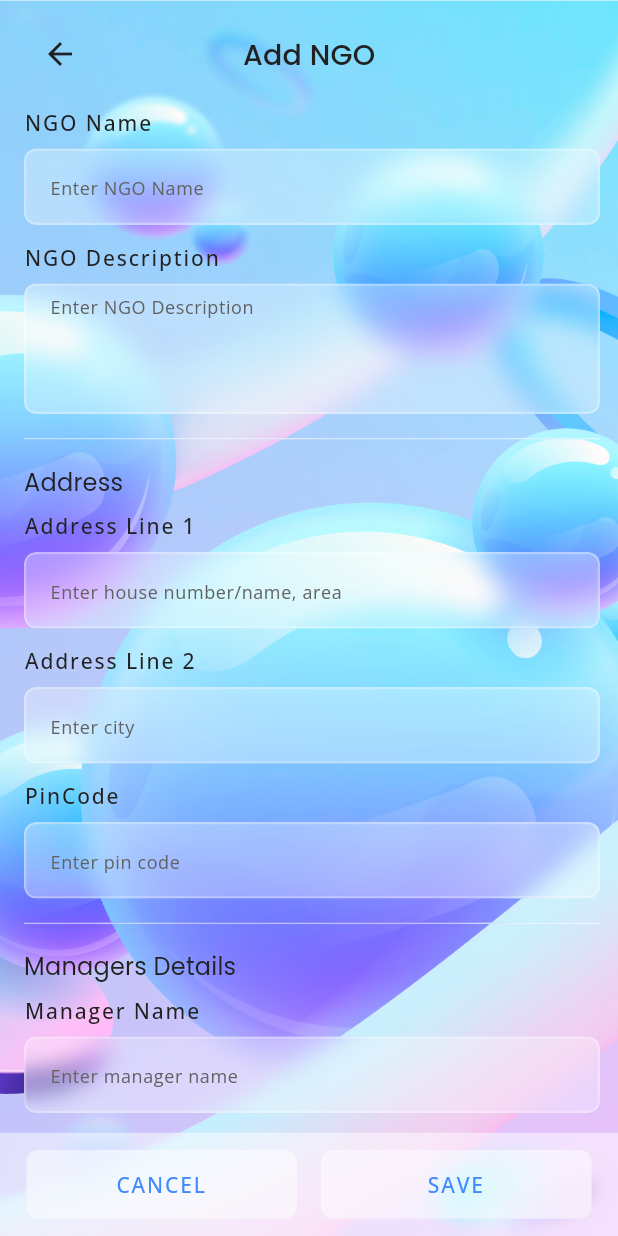
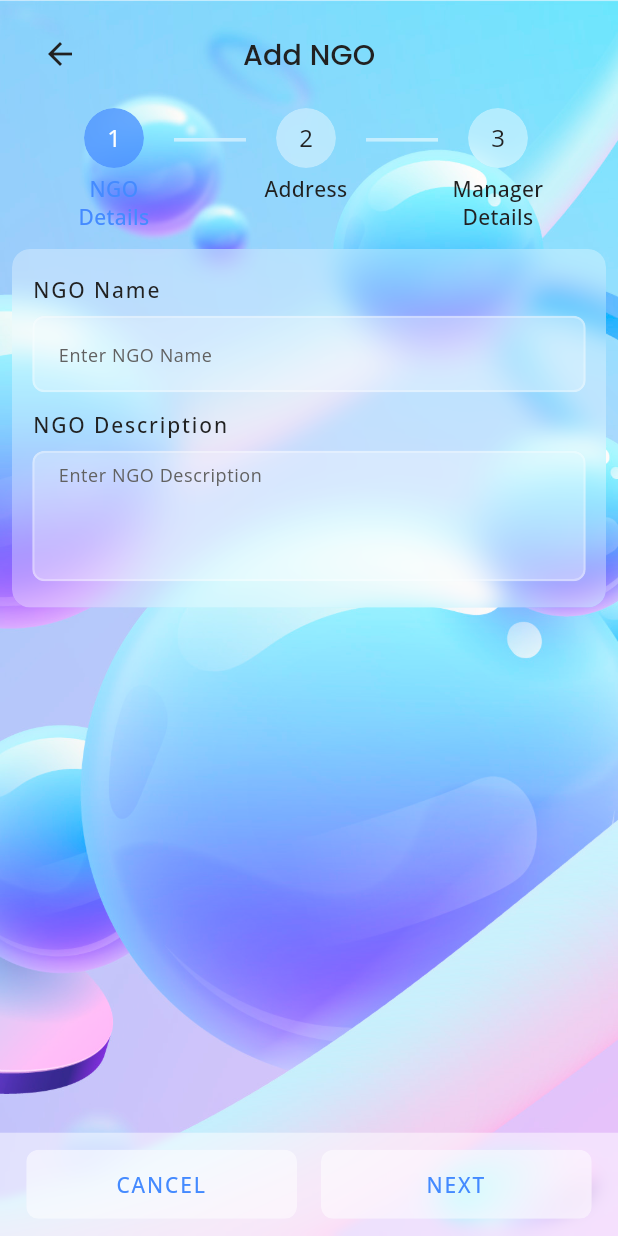
Before and after one commit to pratikpwr/sculptor, a Flutter app: the AddUpdateNGOScreen screen opened directly with sample values from the repository, on a phone screen of 412 x 824 dp. Run offline on Flutter 3.47's test engine with Material 2 defaults, Android fonts, the phone set to English and light mode, and no system bars; drawn by our look-alikes of glassmorphism_ui; our stand-ins replace google_fonts; network calls fail.

Commit message:
form with background and stepper improved

```diff
--- a/lib/src/features/ngo/screens/add_ngo_screen.dart
+++ b/lib/src/features/ngo/screens/add_ngo_screen.dart
@@ -1,16 +1,13 @@
 import 'package:flutter/material.dart';
 
-import '../../../core/extensions/context_extension.dart';
 import '../../../ui/atoms/background_item.dart';
-import '../../../ui/atoms/glass_button.dart';
-import '../../../ui/atoms/glass_divider.dart';
 import '../../../ui/atoms/glass_textfield.dart';
 import '../../../ui/atoms/padding.dart';
-import '../../../ui/molecules/glass_morphic_item.dart';
 import '../../../ui/molecules/sliver_app_bar_item.dart';
+import '../../../ui/organisms/stepper_item.dart';
 import '../models/ngo_model.dart';
 
-class AddUpdateNGOScreen extends StatelessWidget {
+class AddUpdateNGOScreen extends StatefulWidget {
   const AddUpdateNGOScreen({
     super.key,
     this.ngo,
@@ -19,24 +16,38 @@ class AddUpdateNGOScreen extends StatelessWidget {
   final NGOModel? ngo;
 
   @override
+  State<AddUpdateNGOScreen> createState() => _AddUpdateNGOScreenState();
+}
+
+class _AddUpdateNGOScreenState extends State<AddUpdateNGOScreen> {
+  int currentStep = 0;
+
+  @override
   Widget build(BuildContext context) {
     return Scaffold(
       body: BackgroundItem(
-        body: Column(
-          children: [
-            Expanded(
-              child: CustomScrollView(
+        body: CustomScrollView(
           slivers: [
             const SliverAppBarItem(title: 'Add NGO'),
-                  SliverPadding(
-                    padding: const EdgeInsets.only(
-                      left: 16,
-                      right: 12,
-                      bottom: 76,
-                    ),
-                    sliver: SliverList(
-                      delegate: SliverChildListDelegate(
-                        [
+            SliverFillRemaining(
+              child: StepperItem(
+                currentStep: currentStep,
+                onStepChange: (index) {
+                  setState(() {
+                    currentStep = index;
+                  });
+                },
+                onSubmit: () {},
+                onCancel: () {},
+                headings: const [
+                  'NGO Details',
+                  'Address',
+                  'Manager Details'
+                ],
+                items: [
+                  Column(
+                    crossAxisAlignment: CrossAxisAlignment.start,
+                    children: [
                       GlassTextField(
                         controller: TextEditingController(),
                         labelText: 'NGO Name',
@@ -49,11 +60,11 @@ class AddUpdateNGOScreen extends StatelessWidget {
                         labelText: 'NGO Description',
                         maxLines: 4,
                       ),
-                          padding16,
-                          const GlassDivider(),
-                          padding16,
-                          Text('Address', style: context.textTheme.titleMedium),
-                          padding8,
+                    ],
+                  ),
+                  Column(
+                    crossAxisAlignment: CrossAxisAlignment.start,
+                    children: [
                       GlassTextField(
                         controller: TextEditingController(),
                         hintText: 'Enter house number/name, area',
@@ -71,12 +82,11 @@ class AddUpdateNGOScreen extends StatelessWidget {
                         hintText: 'Enter pin code',
                         labelText: 'PinCode',
                       ),
-                          padding16,
-                          const GlassDivider(),
-                          padding16,
-                          Text('Managers Details',
-                              style: context.textTheme.titleMedium),
-                          padding8,
+                    ],
+                  ),
+                  Column(
+                    crossAxisAlignment: CrossAxisAlignment.start,
+                    children: [
                       GlassTextField(
                         controller: TextEditingController(),
                         hintText: 'Enter manager name',
@@ -101,30 +111,7 @@ class AddUpdateNGOScreen extends StatelessWidget {
                         labelText: 'Deputy Manager Phone No.',
                       ),
                     ],
-                      ),
-                    ),
-                  ),
-                ],
-              ),
-            ),
-            GlassMorphicItem(
-              blur: 3,
-              padding: const EdgeInsets.symmetric(horizontal: 16, vertical: 10),
-              child: Row(
-                children: [
-                  Expanded(
-                    child: GlassButton(
-                      onPressed: () {},
-                      text: 'Cancel',
-                    ),
-                  ),
-                  padding16,
-                  Expanded(
-                    child: GlassButton(
-                      onPressed: () {},
-                      text: 'Save',
-                    ),
-                  ),
+                  )
                 ],
               ),
             ),
--- a/lib/src/features/volunteer/screens/add_volunteer_screen.dart
+++ b/lib/src/features/volunteer/screens/add_volunteer_screen.dart
@@ -1,6 +1,5 @@
 import 'package:flutter/material.dart';
 
-import '../../../core/extensions/context_extension.dart';
 import '../../../ui/atoms/background_item.dart';
 import '../../../ui/atoms/glass_textfield.dart';
 import '../../../ui/atoms/padding.dart';
@@ -44,6 +43,11 @@ class _AddUpdateVolunteerScreenState extends State<AddUpdateVolunteerScreen> {
                 },
                 onSubmit: () {},
                 onCancel: () {},
+                headings: const [
+                  'Volunteer Details',
+                  'Personal Details',
+                  'Address',
+                ],
                 items: [
                   Column(
                     crossAxisAlignment: CrossAxisAlignment.start,
@@ -70,9 +74,6 @@ class _AddUpdateVolunteerScreenState extends State<AddUpdateVolunteerScreen> {
                   Column(
                     crossAxisAlignment: CrossAxisAlignment.start,
                     children: [
-                      Text('Personal Details',
-                          style: context.textTheme.titleMedium),
-                      padding8,
                       GlassTextField(
                         controller: TextEditingController(),
                         hintText: 'Enter Date of Birth',
@@ -95,8 +96,6 @@ class _AddUpdateVolunteerScreenState extends State<AddUpdateVolunteerScreen> {
                   Column(
                     crossAxisAlignment: CrossAxisAlignment.start,
                     children: [
-                      Text('Address', style: context.textTheme.titleMedium),
-                      padding8,
                       GlassTextField(
                         controller: TextEditingController(),
                         hintText: 'Enter house number/name, area',
--- a/lib/src/ui/organisms/stepper_item.dart
+++ b/lib/src/ui/organisms/stepper_item.dart
@@ -11,6 +11,7 @@ class StepperItem extends StatelessWidget {
   const StepperItem({
     super.key,
     required this.currentStep,
+    required this.headings,
     required this.items,
     required this.onSubmit,
     required this.onStepChange,
@@ -18,6 +19,7 @@ class StepperItem extends StatelessWidget {
   });
 
   final int currentStep;
+  final List<String> headings;
   final List<Widget> items;
   final Function(int) onStepChange;
   final VoidCallback onSubmit;
@@ -28,7 +30,7 @@ class StepperItem extends StatelessWidget {
     return Column(
       children: [
         SizedBox(
-          height: 40,
+          height: 82,
           child: ListView.builder(
               shrinkWrap: true,
               scrollDirection: Axis.horizontal,
@@ -41,9 +43,16 @@ class StepperItem extends StatelessWidget {
                     mainAxisSize: MainAxisSize.min,
                     children: [
                       if (index != 0) ...[
-                        const GlassDivider(
-                          width: 32,
-                          height: 2,
+                        const Column(
+                          children: [
+                            SizedBox(
+                              height: 20,
+                            ),
+                            GlassDivider(
+                              width: 48,
+                              height: 2.5,
+                            ),
+                          ],
                         ),
                         padding4,
                       ],
@@ -51,7 +60,9 @@ class StepperItem extends StatelessWidget {
                         onTap: () {
                           onStepChange(index);
                         },
-                        child: GlassMorphicItem(
+                        child: Column(
+                          children: [
+                            GlassMorphicItem(
                               width: 40,
                               height: 40,
                               borderRadius: BorderRadius.circular(20),
@@ -70,19 +81,45 @@ class StepperItem extends StatelessWidget {
                                 ),
                               ),
                             ),
+                            padding4,
+                            SizedBox(
+                              width: 72,
+                              child: Text(
+                                headings[index],
+                                maxLines: 2,
+                                textAlign: TextAlign.center,
+                                style: context.textTheme.bodyMedium?.copyWith(
+                                  fontWeight: FontWeight.w500,
+                                  color: currentStep == index
+                                      ? AppColors.accentColor
+                                      : AppColors.primaryText,
+                                ),
+                              ),
+                            ),
+                          ],
+                        ),
                       ),
                     ],
                   ),
                 );
               }),
         ),
-        padding20,
+        padding12,
         Expanded(
           child: SingleChildScrollView(
             padding: const EdgeInsets.symmetric(
-              horizontal: 16,
+              horizontal: 8,
+            ),
+            child: GlassMorphicItem(
+              borderRadius: BorderRadius.circular(12),
+              opacity: 0.3,
+              blur: 8,
+              padding: const EdgeInsets.symmetric(
+                horizontal: 12,
+                vertical: 16,
               ),
               child: items[currentStep],
+            ),
           ),
         ),
         GlassMorphicItem(
```
Also changed, not shown: lib/src/features/events/screens/add_event_screen.dart (+41 -49 lines). Lines whose indentation alone changed are shown as unchanged.
